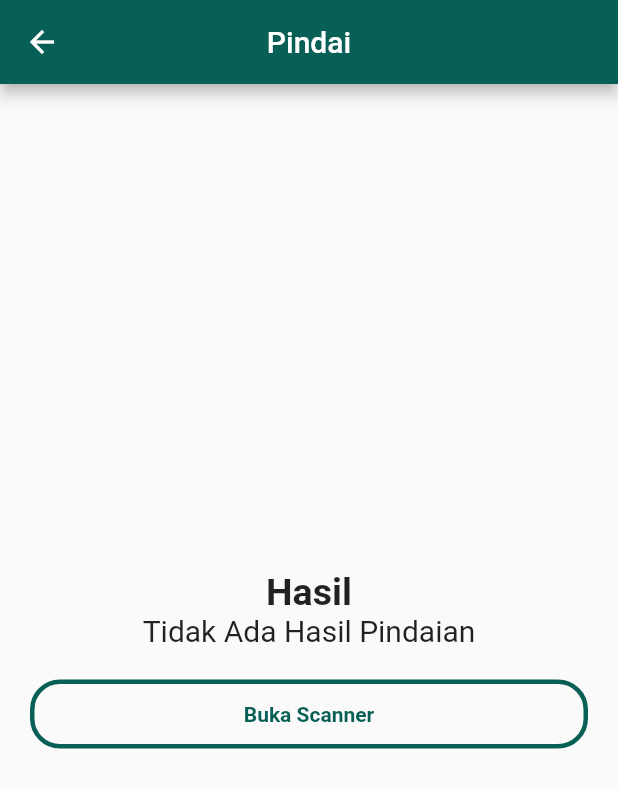
After one commit to antonsurya22/tingting_chat, a Flutter app: the screen it shows after launch, after a tap on the "qr code" icon, on a phone screen of 412 x 824 dp. The commit adds this screen. Shown: the top 788 px of the screen. Run offline on Flutter 3.47's test engine with Material 2 defaults, Android fonts, the phone set to English and light mode, and no system bars; our stand-ins replace bubble, firebase_auth, firebase_core, firebase_database, flutter_riverpod, page_transition; missing offline and left inert: barcode_scan, firebase_auth_ui; accounts and stored records are empty; statements that could not run were skipped.

Commit message:
Revisi ketiga

```diff
--- a/lib/main.dart
+++ b/lib/main.dart
@@ -21,6 +21,7 @@ import 'package:flutter/services.dart';
 import 'package:flutter_riverpod/flutter_riverpod.dart';
 import 'package:firebase_auth/firebase_auth.dart' as FirebaseAuth ;
 import 'package:page_transition/page_transition.dart';
+import 'package:tingting_chat2/scan/scan.dart';
 import 'package:tingting_chat2/screen/chat_screen.dart';
 import 'package:tingting_chat2/screen/register.dart';
 
@@ -114,7 +115,7 @@ class _MyHomePageState extends State<MyHomePage> with SingleTickerProviderStateM
     // Tab(icon:Icon(Icons.chat),text: "Pesan"),
     // Tab(icon:Icon(Icons.people), text: "Teman")
     Tab(text: "Pesan"),
-    Tab(text: "Teman")
+    Tab(text: "Teman"),
   ];
 
   TabController _tabController;
@@ -158,6 +159,16 @@ class _MyHomePageState extends State<MyHomePage> with SingleTickerProviderStateM
 
         actions: <Widget>[
           IconButton(
+            icon: Icon(Icons.qr_code),
+            color: Colors.white,
+            onPressed: (){
+              Navigator.push(
+                context,
+                MaterialPageRoute(builder: (context) => ScanPage()),
+              );
+            },
+          ),
+          IconButton(
             icon: Icon(Icons.info_outline),
             color: Colors.white,
             onPressed: (){
@@ -167,6 +178,7 @@ class _MyHomePageState extends State<MyHomePage> with SingleTickerProviderStateM
               );
             },
           ),
+
         ],
 
 
--- /dev/null
+++ b/lib/scan/scan.dart
@@ -0,0 +1,65 @@
+import 'package:barcode_scan/barcode_scan.dart';
+import 'package:flutter/material.dart';
+
+class ScanPage extends StatefulWidget {
+  @override
+  _ScanPageState createState() => _ScanPageState();
+}
+
+class _ScanPageState extends State<ScanPage> {
+  String qrCodeResult = "Tidak Ada Hasil Pindaian";
+  @override
+  Widget build(BuildContext context) {
+    return Scaffold(
+      appBar: AppBar(
+        backgroundColor: Color(0xFF075F55),
+        title: Text("Pindai"),
+        centerTitle: true,
+      ),
+      body: Container(
+        padding: EdgeInsets.all(20.0),
+        child: Column(
+          mainAxisAlignment: MainAxisAlignment.center,
+          crossAxisAlignment: CrossAxisAlignment.stretch,
+          children: <Widget>[
+            Text(
+              "Hasil",
+              style: TextStyle(fontSize: 25.0, fontWeight: FontWeight.bold),
+              textAlign: TextAlign.center,
+            ),
+            Text(
+              qrCodeResult,
+              style: TextStyle(
+                fontSize: 20.0,
+              ),
+              textAlign: TextAlign.center,
+            ),
+            SizedBox(
+              height: 20.0,
+            ),
+            FlatButton(
+              padding: EdgeInsets.all(15.0),
+              onPressed: () async {
+
+
+                String codeSanner = await BarcodeScanner.scan();    //barcode scnner
+                setState(() {
+                  qrCodeResult = codeSanner;
+                });
+              },
+              child: Text(
+                "Buka Scanner",
+                style:
+                TextStyle(color: Color(0xFF075F55), fontWeight: FontWeight.bold),
+              ),
+              shape: RoundedRectangleBorder(
+                  side: BorderSide(color: Color(0xFF075F55), width: 3.0),
+                  borderRadius: BorderRadius.circular(20.0)),
+            )
+          ],
+        ),
+      ),
+    );
+  }
+
+}
--- a/pubspec.yaml
+++ b/pubspec.yaml
@@ -39,6 +39,9 @@ dependencies:
   page_transition: any
   firebase_storage: any
   cloud_firestore: any
+  barcode_scan: ^2.0.1
+  qr_flutter: ^3.2.0
+  path_provider: ^1.6.5
 
 dev_dependencies:
   flutter_test:
```
Also changed, not shown: lib/about.dart (+8 -25 lines), pubspec.lock.
